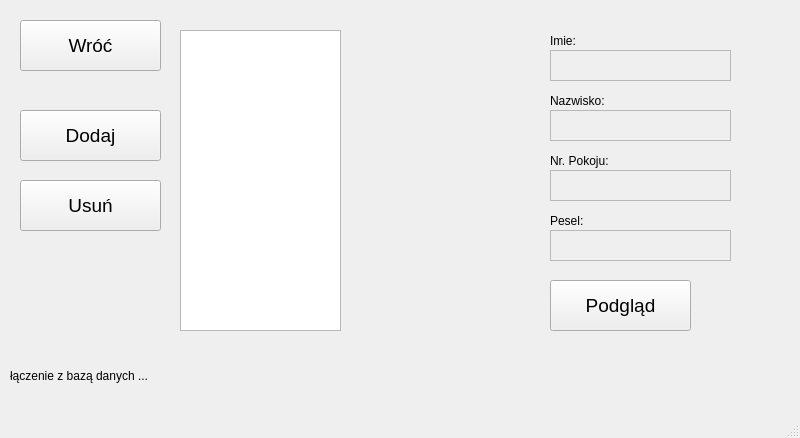
Before: the Qt Designer form C-Project/mainwindow.ui in W1EW1UR/Projekt-Cpp, drawn with Qt 5.
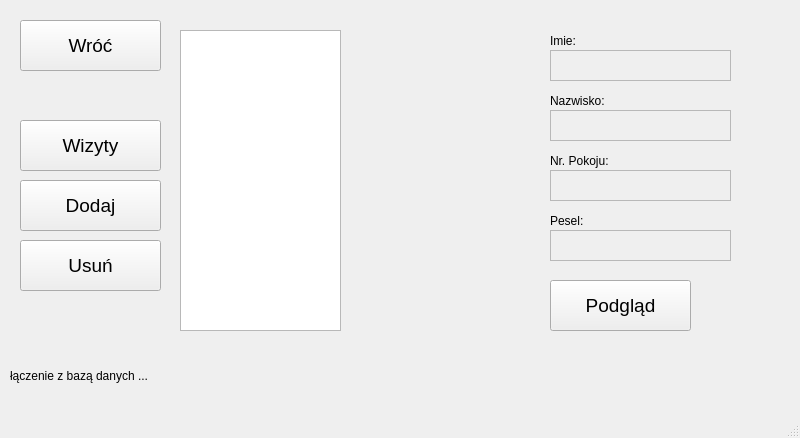
After: the same form once the commit is applied.

Diff of the .ui file:
```diff
--- a/C-Project/mainwindow.ui
+++ b/C-Project/mainwindow.ui
@@ -21,7 +21,7 @@
     <property name="geometry">
      <rect>
       <x>20</x>
-      <y>110</y>
+      <y>180</y>
       <width>141</width>
       <height>51</height>
      </rect>
@@ -42,7 +42,7 @@
     <property name="geometry">
      <rect>
       <x>20</x>
-      <y>180</y>
+      <y>240</y>
       <width>141</width>
       <height>51</height>
      </rect>
@@ -281,6 +281,27 @@
      <string>Podgląd</string>
     </property>
    </widget>
+   <widget class="QPushButton" name="wizyty">
+    <property name="enabled">
+     <bool>true</bool>
+    </property>
+    <property name="geometry">
+     <rect>
+      <x>20</x>
+      <y>120</y>
+      <width>141</width>
+      <height>51</height>
+     </rect>
+    </property>
+    <property name="font">
+     <font>
+      <pointsize>14</pointsize>
+     </font>
+    </property>
+    <property name="text">
+     <string>Wizyty</string>
+    </property>
+   </widget>
   </widget>
   <widget class="QMenuBar" name="menubar">
    <property name="geometry">
```
